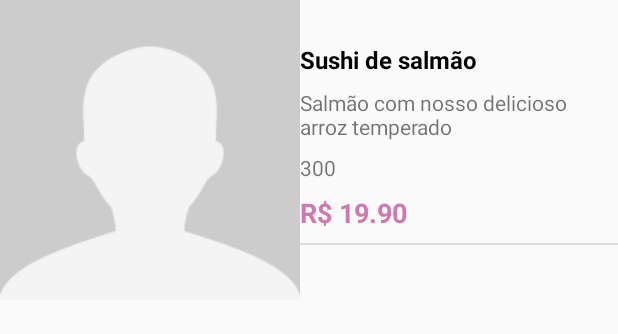
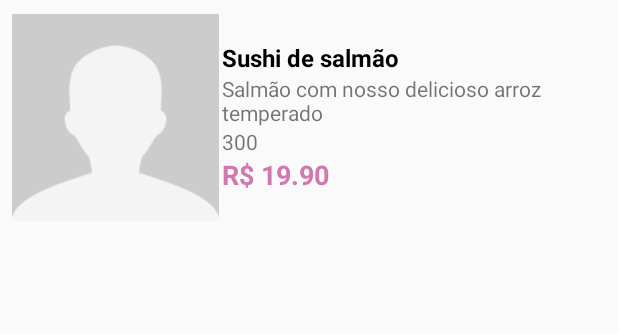
Before and after one commit to DeckHunter/Mundo-Do-Confeiteiro, an Android app: the layout adapter_produto.xml on its own in the app's theme, with its tools: preview values and no code run, on a phone screen of 412 x 824 dp. Shown: the top 334 px of the screen. Run offline under Robolectric (Android 15) with nearby library versions, the phone set to English and light mode, and no system bars.

Commit message:
Parte 3 Erro

```diff
--- a/MundoDoConfeiteiro/app/src/main/java/com/example/deckdeveloper/mundodoconfeiteiro/activity/NovoProdutoConfeitaria.java
+++ b/MundoDoConfeiteiro/app/src/main/java/com/example/deckdeveloper/mundodoconfeiteiro/activity/NovoProdutoConfeitaria.java
@@ -185,7 +185,7 @@ public class NovoProdutoConfeitaria extends AppCompatActivity {
     private void Inicializar(){
         nome_produto = findViewById(R.id.nome_produto);
         preço_produto = findViewById(R.id.preco_produto);
-        calorias_produto = findViewById(R.id.textCaloria_da_refeicao);
+        calorias_produto = findViewById(R.id.calorias_produto);
         descricao_produto = findViewById(R.id.descricao_produto);
         imagem_produto = findViewById(R.id.imageProduto);
     }
--- a/MundoDoConfeiteiro/app/src/main/java/com/example/deckdeveloper/mundodoconfeiteiro/adapter/AdapterProduto.java
+++ b/MundoDoConfeiteiro/app/src/main/java/com/example/deckdeveloper/mundodoconfeiteiro/adapter/AdapterProduto.java
@@ -13,6 +13,7 @@ import androidx.recyclerview.widget.RecyclerView;
 
 import com.example.deckdeveloper.mundodoconfeiteiro.R;
 import com.example.deckdeveloper.mundodoconfeiteiro.model.Produto;
+import com.squareup.picasso.Picasso;
 
 import java.util.List;
 
@@ -40,7 +41,10 @@ public class AdapterProduto extends RecyclerView.Adapter<AdapterProduto.MyViewHo
         holder.descricao.setText(produto.getDescricao());
         holder.preco.setText("R$ " + produto.getPreco());
         holder.calorias.setText( produto.getCalorias()+ " Kcal");
-        holder.imagem_Produto.setImageURI(Uri.parse(produto.getURLImage()));
+
+        //Pegar Imagem
+        String imagem = produto.getURLImage();
+        Picasso.get().load(imagem).into(holder.imagem_Produto);
     }
 
     @Override
--- a/MundoDoConfeiteiro/app/src/main/res/layout/adapter_produto.xml
+++ b/MundoDoConfeiteiro/app/src/main/res/layout/adapter_produto.xml
@@ -3,12 +3,14 @@
     xmlns:app="http://schemas.android.com/apk/res-auto"
     android:layout_width="wrap_content"
     android:layout_height="wrap_content"
+    android:layout_margin="8dp"
     android:orientation="horizontal">
 
     <ImageView
         android:id="@+id/imagem_refeicao"
-        android:layout_width="wrap_content"
-        android:layout_height="wrap_content"
+        android:layout_width="140dp"
+        android:layout_height="140dp"
+        android:paddingRight="2dp"
         app:srcCompat="@drawable/perfil" />
 
     <LinearLayout
@@ -22,7 +24,6 @@
             android:id="@+id/textNomeRefeicao"
             android:layout_width="match_parent"
             android:layout_height="wrap_content"
-            android:layout_marginBottom="8dp"
             android:text="Sushi de salmão"
             android:textColor="@color/common_google_signin_btn_text_dark_focused"
             android:textSize="16sp"
@@ -32,7 +33,6 @@
             android:id="@+id/textDescricaoRefeicao"
             android:layout_width="match_parent"
             android:layout_height="wrap_content"
-            android:layout_marginBottom="8dp"
             android:text="Salmão com nosso delicioso arroz temperado"
             android:textSize="14sp" />
 
@@ -40,7 +40,6 @@
             android:id="@+id/textCaloria_da_refeicao"
             android:layout_width="match_parent"
             android:layout_height="wrap_content"
-            android:layout_marginBottom="8dp"
             android:text="300"
             android:textSize="14sp" />
 
@@ -53,8 +52,6 @@
             android:textSize="18sp"
             android:textStyle="bold" />
 
-        <include layout="@layout/divisor" />
-
     </LinearLayout>
 
 </LinearLayout>
```
